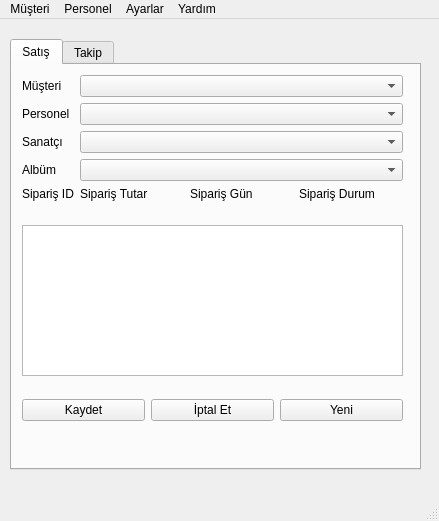
This is GUI/AnaMenu.ui in ibrahimediz/Python17Desktop as Qt 5 draws it before an edit. The edited form follows.
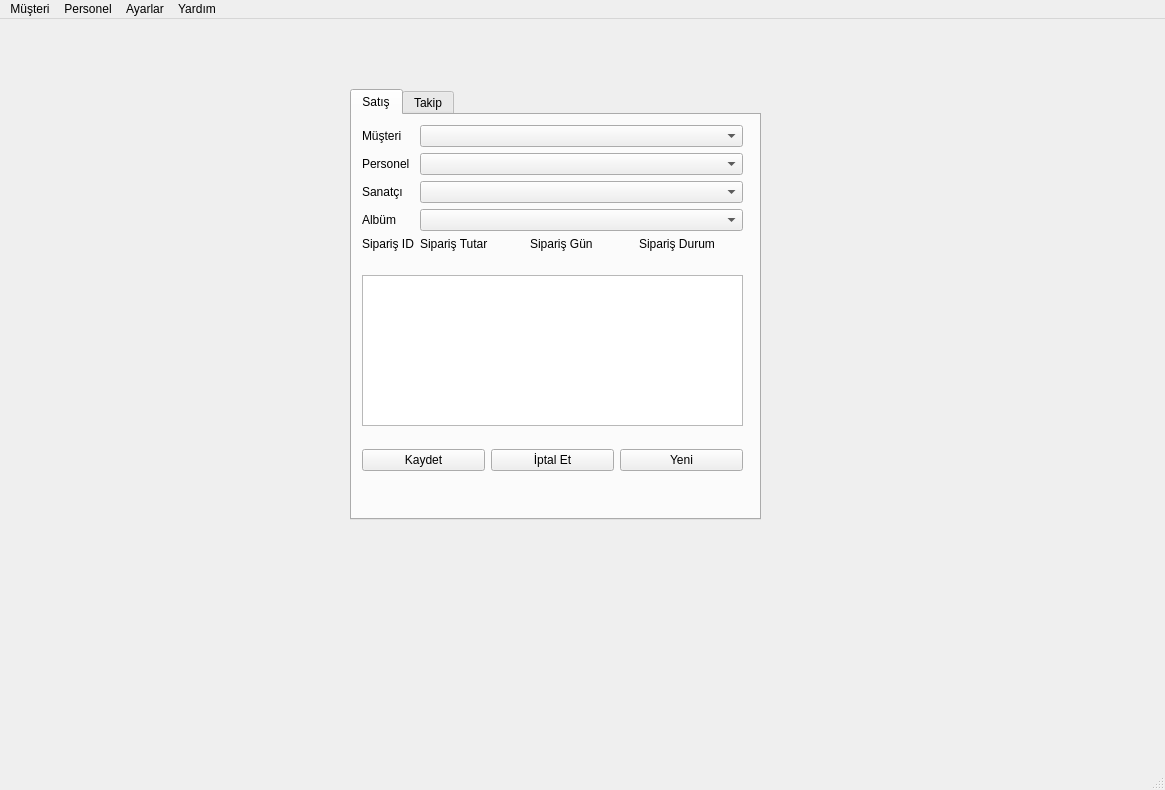
This is the edited form.

Patch:
```diff
--- a/GUI/AnaMenu.ui
+++ b/GUI/AnaMenu.ui
@@ -6,8 +6,8 @@
    <rect>
     <x>0</x>
     <y>0</y>
-    <width>439</width>
-    <height>521</height>
+    <width>1165</width>
+    <height>790</height>
    </rect>
   </property>
   <property name="windowTitle">
@@ -17,8 +17,8 @@
    <widget class="QTabWidget" name="tabWidget">
     <property name="geometry">
      <rect>
-      <x>10</x>
-      <y>20</y>
+      <x>350</x>
+      <y>70</y>
       <width>411</width>
       <height>431</height>
      </rect>
@@ -214,7 +214,7 @@
     <rect>
      <x>0</x>
      <y>0</y>
-     <width>439</width>
+     <width>1165</width>
      <height>18</height>
     </rect>
    </property>
```
Left out of the diff: 6 changed lines with no effect on the pictures.
